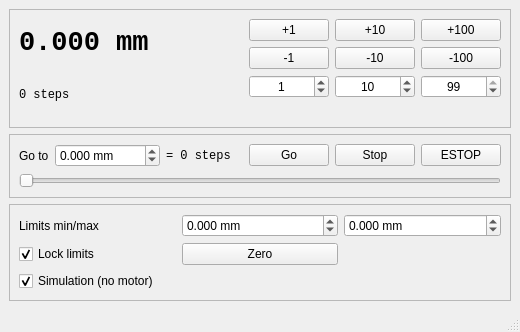
nbassler/cbeam, file src/slider.ui: the form before one commit.
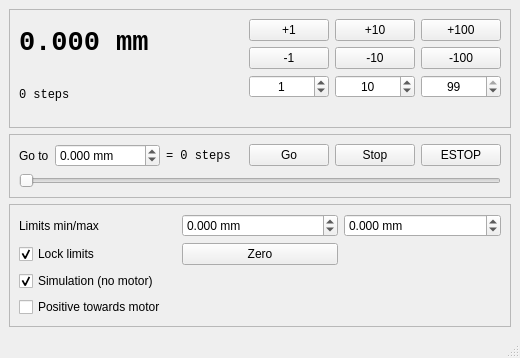
The form after the commit.

Commit message: feat: add checkbox to flip direction and implement related functionality

```diff
--- a/src/slider.ui
+++ b/src/slider.ui
@@ -358,6 +358,16 @@
          </property>
         </widget>
        </item>
+       <item row="3" column="0" colspan="3">
+        <widget class="QCheckBox" name="checkBox_flipDir">
+         <property name="toolTip">
+          <string>Flip positive direction: positive values point towards the motor. Zero and re-set limits after changing.</string>
+         </property>
+         <property name="text">
+          <string>Positive towards motor</string>
+         </property>
+        </widget>
+       </item>
        <item row="1" column="1">
         <widget class="QPushButton" name="pushButton_zero">
          <property name="toolTip">
```
The commit also changes 5 other files.
